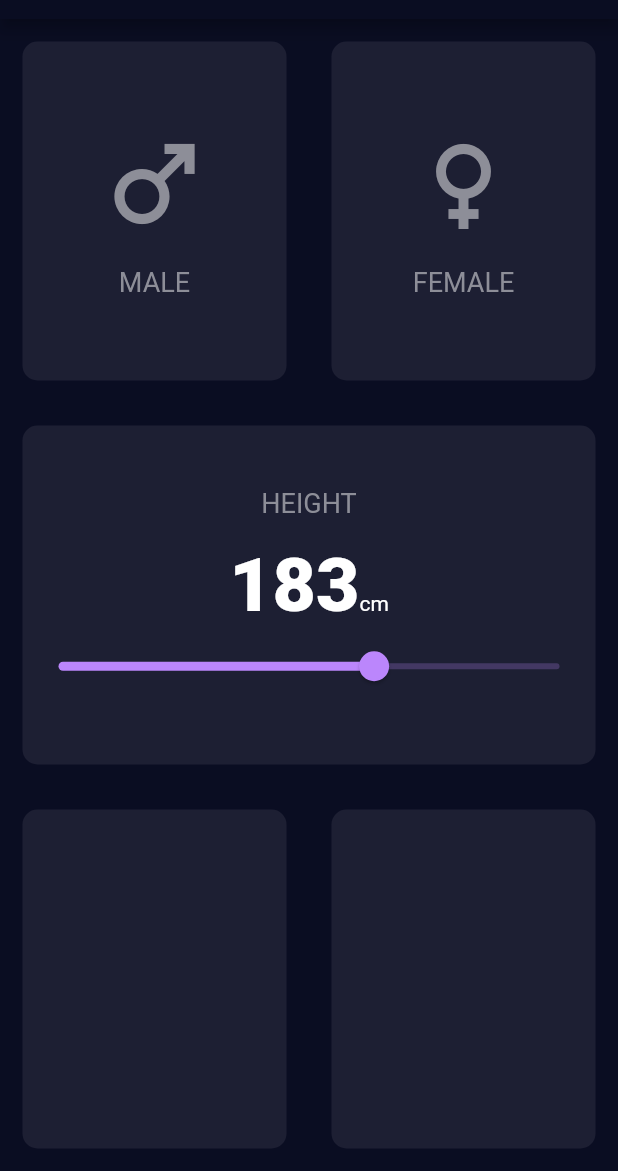
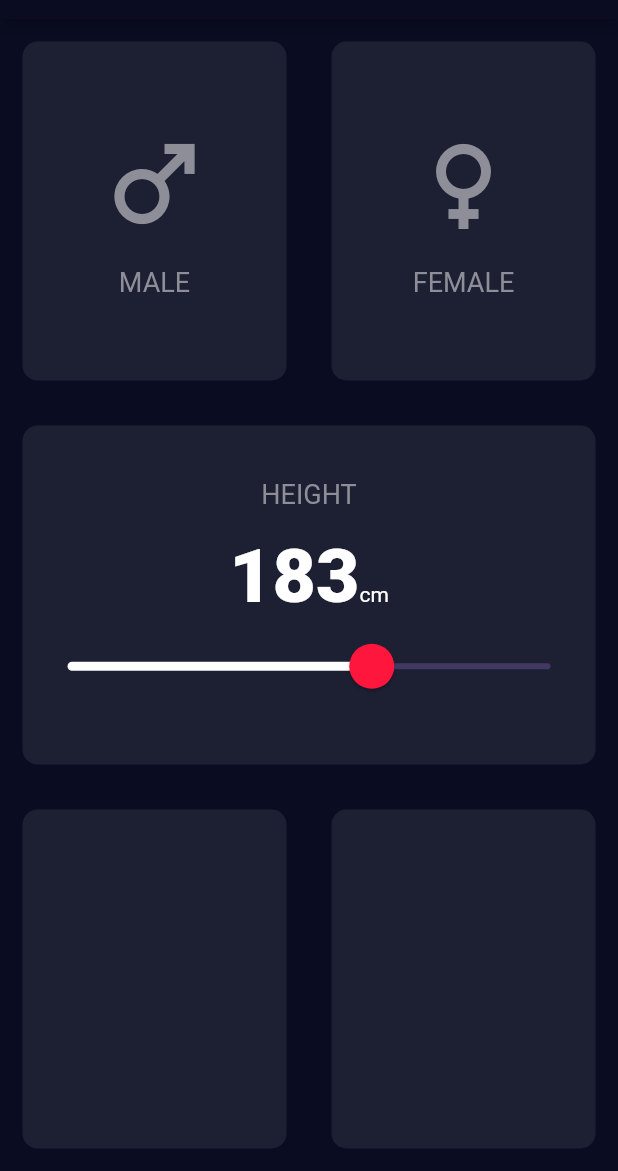
Before and after one commit to yassineltayeb/flutter_bmi_calculator, a Flutter app: the screen it shows after launch, on a phone screen of 412 x 824 dp, the part 65-1236 px from its top. Run offline on Flutter 3.47's test engine with Material 2 defaults, Android fonts, the phone set to English and light mode, and no system bars.

Commit message:
changed slider theme

```diff
--- a/lib/screens/bmi_calculator_screen.dart
+++ b/lib/screens/bmi_calculator_screen.dart
@@ -69,7 +69,19 @@ class _BMICalculatorScreenState extends State<BMICalculatorScreen> {
                       const Text('cm'),
                     ],
                   ),
-                  Slider(
+                  SliderTheme(
+                    data: SliderTheme.of(context).copyWith(
+                      activeTrackColor: Colors.white,
+                      thumbShape: const RoundSliderThumbShape(
+                        enabledThumbRadius: 15,
+                      ),
+                      thumbColor: kSecondaryColor,
+                      overlayShape: const RoundSliderOverlayShape(
+                        overlayRadius: 30,
+                      ),
+                      overlayColor: kSecondaryColor.withOpacity(0.16),
+                    ),
+                    child: Slider(
                       value: height.toDouble(),
                       onChanged: (newValue) {
                         setState(() {
@@ -78,6 +90,7 @@ class _BMICalculatorScreenState extends State<BMICalculatorScreen> {
                       },
                       min: 120,
                       max: 220,
+                    ),
                   )
                 ],
               ),
```
Lines whose indentation alone changed are shown as unchanged.
